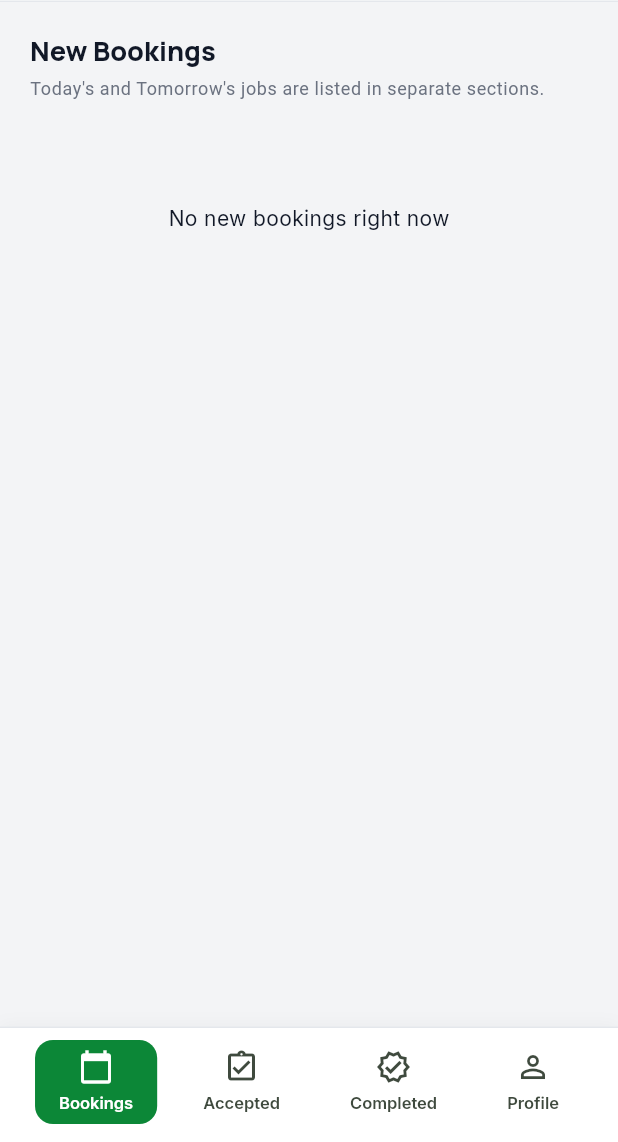
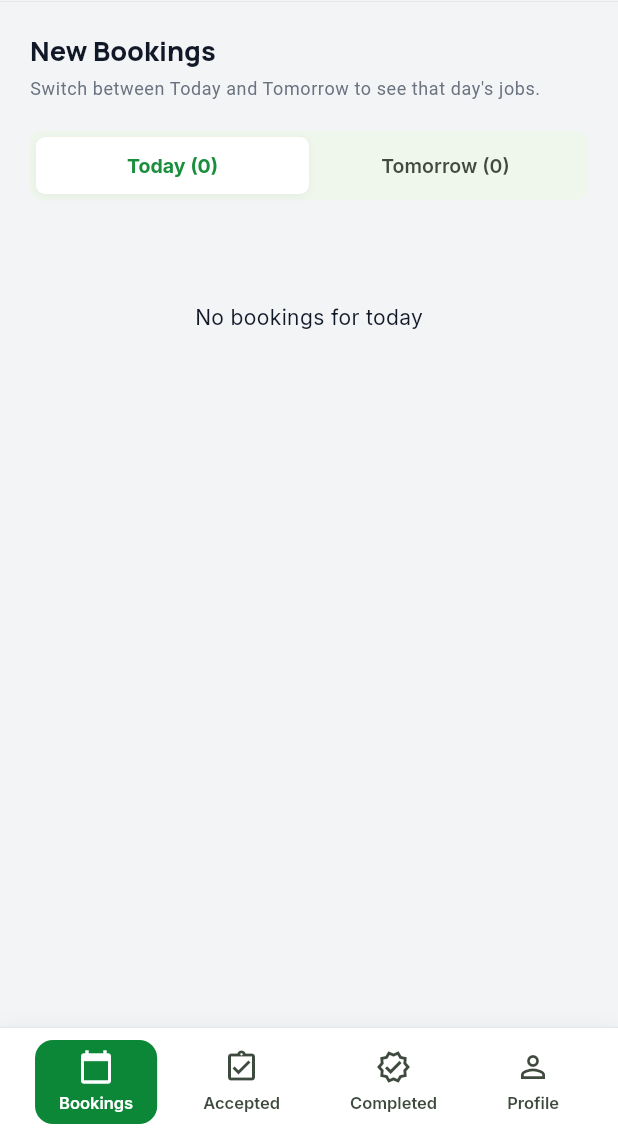
Before and after one commit to Adnanshaikh40605/pest-99-partner-app, a Flutter app: the BookingsScreen screen opened by its route, on a phone screen of 412 x 824 dp, the part 94-1236 px from its top. Run offline on Flutter 3.47's test engine with Material 3 defaults, Android fonts, the phone set to English and light mode, and no system bars; our stand-ins replace connectivity_plus, dio, firebase_core, firebase_messaging, flutter_local_notifications, flutter_native_splash and 6 more; missing offline and left inert: in_app_update; accounts and stored records are empty; statements that could not run were skipped.

Commit message:
Use Today/Tomorrow tabs for available partner bookings.
Keeps day filtering clearer on the bookings list and still shows later jobs outside the tabs.

Co-authored-by: Cursor <cursoragent@cursor.com>

```diff
--- a/lib/features/bookings/bookings_screen.dart
+++ b/lib/features/bookings/bookings_screen.dart
@@ -3,7 +3,9 @@ import 'dart:async';
 import 'package:flutter/material.dart';
 import 'package:provider/provider.dart';
 
+import '../../core/models/booking.dart';
 import '../../core/theme/app_spacing.dart';
+import '../../models/booking.dart' as api;
 import '../../providers/bookings_provider.dart';
 import '../../shared/widgets/profile_aware_top_bar.dart';
 import '../../shared/booking_workflow.dart';
@@ -11,6 +13,7 @@ import '../../shared/widgets/async_error_view.dart';
 import '../../shared/widgets/no_internet_view.dart';
 import '../../shared/widgets/booking_cards.dart';
 import '../../shared/widgets/booking_day_sections.dart';
+import '../../shared/widgets/segmented_tabs.dart';
 
 class BookingsScreen extends StatefulWidget {
   const BookingsScreen({super.key});
@@ -21,6 +24,8 @@ class BookingsScreen extends StatefulWidget {
 
 class _BookingsScreenState extends State<BookingsScreen> {
   Timer? _syncTimer;
+  /// 0 = Today, 1 = Tomorrow
+  int _dayTabIndex = 0;
 
   @override
   void initState() {
@@ -35,6 +40,21 @@ class _BookingsScreenState extends State<BookingsScreen> {
   void dispose() {
     _syncTimer?.cancel();
     super.dispose();
+  }
+
+  String _emptyMessage(BookingsProvider bookings, {required bool isToday}) {
+    if (bookings.isSuspended) {
+      return 'No bookings available while suspended';
+    }
+    if (bookings.isOnLeave) {
+      return 'No bookings available while you are on leave';
+    }
+    if (bookings.manualAssignOnly) {
+      return 'Nothing assigned to you yet';
+    }
+    return isToday
+        ? 'No bookings for today'
+        : 'No bookings for tomorrow';
   }
 
   @override
@@ -74,7 +94,9 @@ class _BookingsScreenState extends State<BookingsScreen> {
       );
     }
 
-    final list = bookings.available;
+    final sections = BookingDaySections.from(bookings.available);
+    final isTodayTab = _dayTabIndex == 0;
+    final dayList = isTodayTab ? sections.today : sections.tomorrow;
 
     return ListView(
       physics: const AlwaysScrollableScrollPhysics(),
@@ -138,34 +160,58 @@ class _BookingsScreenState extends State<BookingsScreen> {
         ),
         const SizedBox(height: 6),
         Text(
-          "Today's and Tomorrow's jobs are listed in separate sections.",
+          "Switch between Today and Tomorrow to see that day's jobs.",
           style: Theme.of(context).textTheme.bodySmall?.copyWith(
                 color: const Color(0xFF6B7280),
               ),
         ),
         const SizedBox(height: AppSpacing.sectionGap),
-        ...buildDaySectionedBookingChildren(
-          bookings: list,
-          emptyMessage: bookings.isSuspended
-              ? 'No bookings available while suspended'
-              : bookings.isOnLeave
-                  ? 'No bookings available while you are on leave'
-                  : bookings.manualAssignOnly
-                      ? 'Nothing assigned to you yet'
-                      : 'No new bookings right now',
-          cardBuilder: (b, ui) => AvailableBookingCard(
-            booking: ui,
-            isAcceptLoading: bookings.isProcessing(b.id),
-            isRejectLoading: bookings.isProcessing(b.id),
-            onAccept: bookings.isProcessing(b.id)
-                ? null
-                : () => BookingWorkflow.accept(context, b.id),
-            onReject: bookings.isProcessing(b.id)
-                ? null
-                : () => BookingWorkflow.reject(context, b.id),
+        SegmentedTabs(
+          labels: [
+            'Today (${sections.today.length})',
+            'Tomorrow (${sections.tomorrow.length})',
+          ],
+          selectedIndex: _dayTabIndex,
+          onChanged: (index) {
+            if (index == _dayTabIndex) return;
+            setState(() => _dayTabIndex = index);
+          },
+        ),
+        const SizedBox(height: AppSpacing.sectionGap),
+        ...buildSingleDayBookingChildren(
+          bookings: dayList,
+          emptyMessage: _emptyMessage(bookings, isToday: isTodayTab),
+          cardBuilder: (b, ui) => _availableCard(context, bookings, b, ui),
+        ),
+        // Keep beyond-tomorrow jobs visible, but outside the two day tabs.
+        if (sections.later.isNotEmpty) ...[
+          const SizedBox(height: AppSpacing.sectionGap),
+          BookingSectionHeader(
+            title: 'Later',
+            count: sections.later.length,
           ),
-        ),
+          ...buildSingleDayBookingChildren(
+            bookings: sections.later,
+            cardBuilder: (b, ui) => _availableCard(context, bookings, b, ui),
+          ),
+        ],
       ],
+    );
+  }
+
+  Widget _availableCard(
+    BuildContext context,
+    BookingsProvider bookings,
+    api.PartnerBooking b,
+    Booking ui,
+  ) {
+    final processing = bookings.isProcessing(b.id);
+    return AvailableBookingCard(
+      booking: ui,
+      isAcceptLoading: processing,
+      isRejectLoading: processing,
+      onAccept: processing ? null : () => BookingWorkflow.accept(context, b.id),
+      onReject: processing ? null : () => BookingWorkflow.reject(context, b.id),
     );
   }
 }
--- a/lib/shared/widgets/booking_day_sections.dart
+++ b/lib/shared/widgets/booking_day_sections.dart
@@ -120,3 +120,27 @@ List<Widget> buildDaySectionedBookingChildren({
   addSection('Later', sections.later);
   return out;
 }
+
+/// Builds list children for a single day bucket (no section header).
+List<Widget> buildSingleDayBookingChildren({
+  required List<api.PartnerBooking> bookings,
+  required Widget Function(api.PartnerBooking raw, Booking ui) cardBuilder,
+  String emptyMessage = 'No bookings',
+}) {
+  if (bookings.isEmpty) {
+    return [
+      Padding(
+        padding: const EdgeInsets.only(top: 48),
+        child: Center(child: Text(emptyMessage)),
+      ),
+    ];
+  }
+
+  return [
+    for (final raw in bookings)
+      Padding(
+        padding: const EdgeInsets.only(bottom: AppSpacing.elementGap),
+        child: cardBuilder(raw, BookingMapper.fromPartner(raw)),
+      ),
+  ];
+}
```
